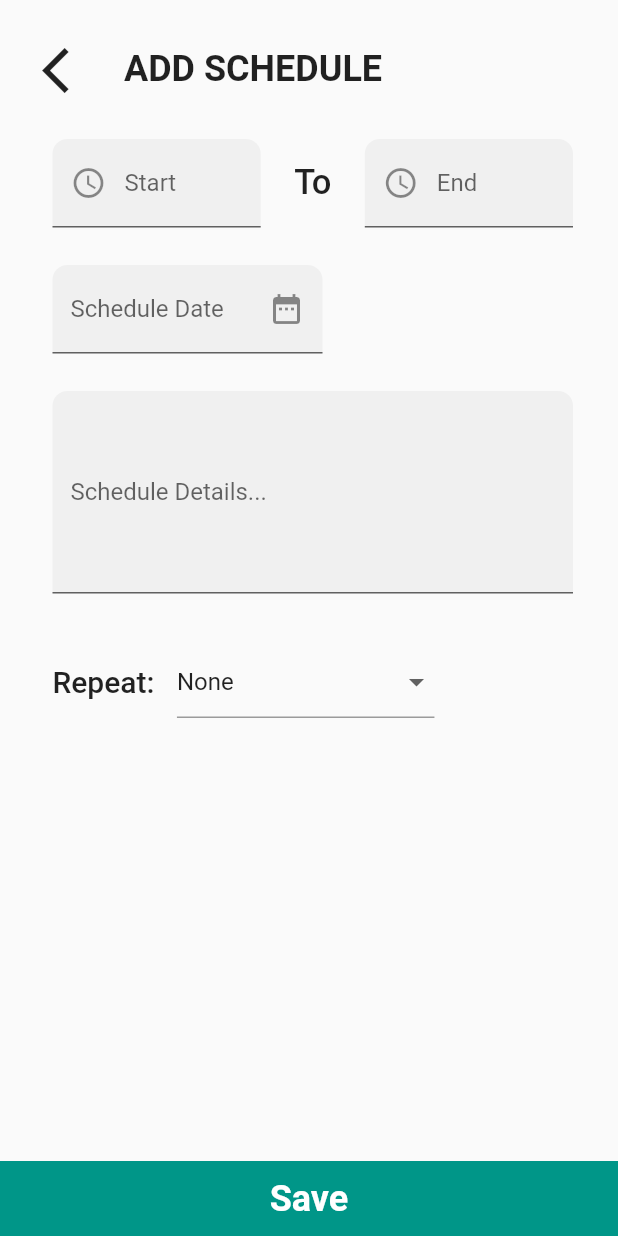
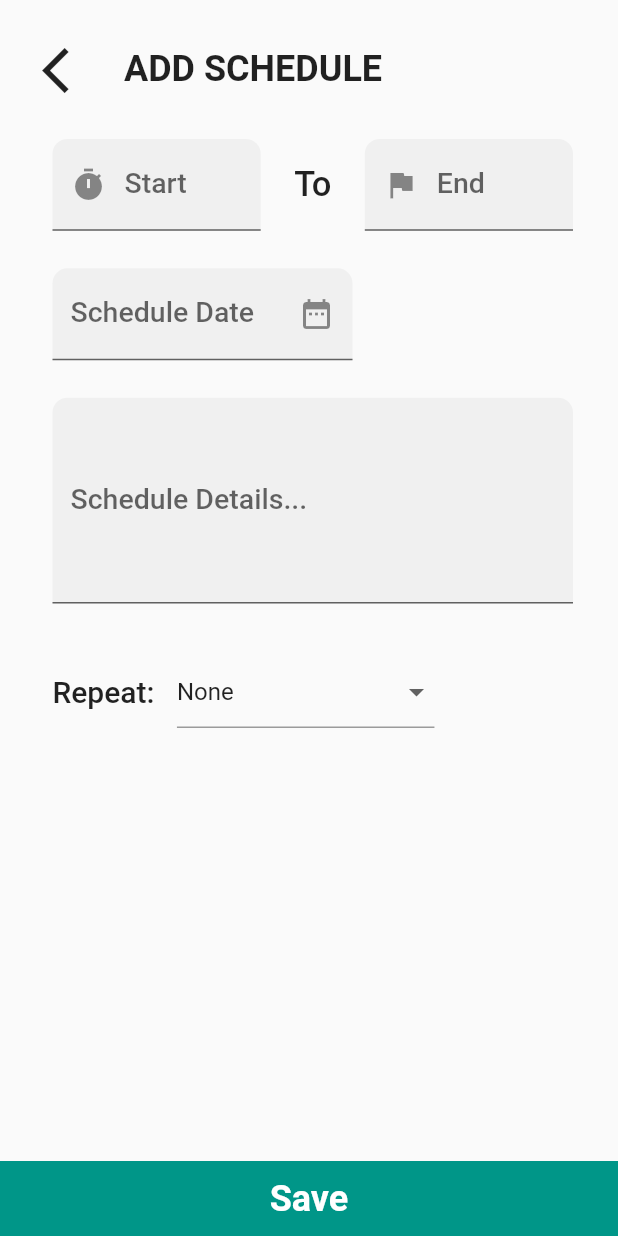
Before and after one commit to nathan-young1/idealog, a Flutter app: the AddSchedule screen opened by its route, on a phone screen of 412 x 824 dp. Run offline on Flutter 3.47's test engine with Material 2 defaults, Android fonts, the phone set to English and light mode, and no system bars; drawn by our look-alikes of date_time_picker; our stand-ins replace firebase_auth, firebase_core, flutter_screenutil, google_sign_in, sqflite, syncfusion_flutter_datepicker; accounts and stored records are empty.

Commit message:
enough for today

```diff
--- a/lib/Schedule/addSchedule/ui/addSchedule.dart
+++ b/lib/Schedule/addSchedule/ui/addSchedule.dart
@@ -55,7 +55,7 @@ class _AddScheduleState extends State<AddSchedule> {
                               use24HourFormat: false,
                               decoration: underlineAndFilled.copyWith(
                                     labelText: 'Start',
-                                    prefixIcon: Icon(Icons.access_time_sharp)
+                                    prefixIcon: Icon(Icons.timer)
                               ),
                             ),
                           ),
@@ -71,14 +71,14 @@ class _AddScheduleState extends State<AddSchedule> {
                               use24HourFormat: false,
                               decoration: underlineAndFilled.copyWith(
                                     labelText: 'End',
-                                    prefixIcon: Icon(Icons.access_time_sharp)
+                                    prefixIcon: Icon(Icons.flag)
                               ),
                             ),
                           ),
                         ],),
                           SizedBox(height: 25),
                         Container(
-                          width: 180,
+                          width: 200,
                           child: DateTimePicker(
                                 controller: date,
                                     dateLabelText: 'Schedule Date',
--- a/lib/customInputDecoration/inputDecoration.dart
+++ b/lib/customInputDecoration/inputDecoration.dart
@@ -1,6 +1,7 @@
 import 'package:flutter/material.dart';
 
 InputDecoration underlineAndFilled = InputDecoration(
+  labelStyle: TextStyle(fontSize: 19,fontWeight: FontWeight.w500),
   filled: true,
   border: UnderlineInputBorder(borderSide: BorderSide(width: 5.0),
   borderRadius: BorderRadius.only(topLeft:  Radius.circular(10),topRight: Radius.circular(10))),
```
